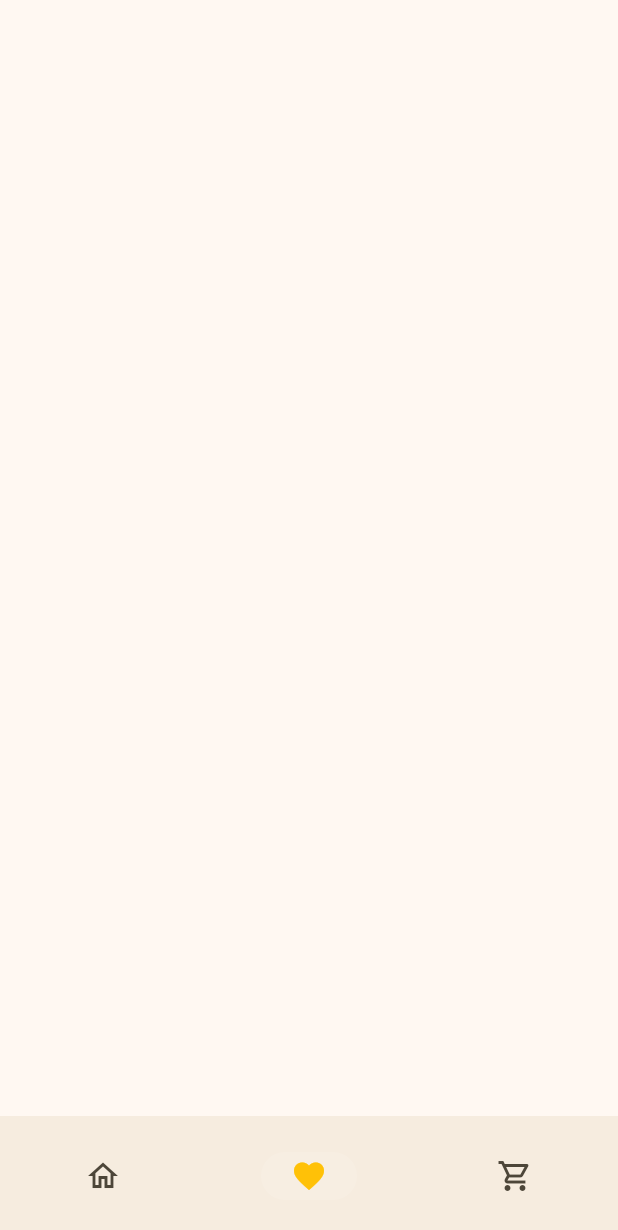
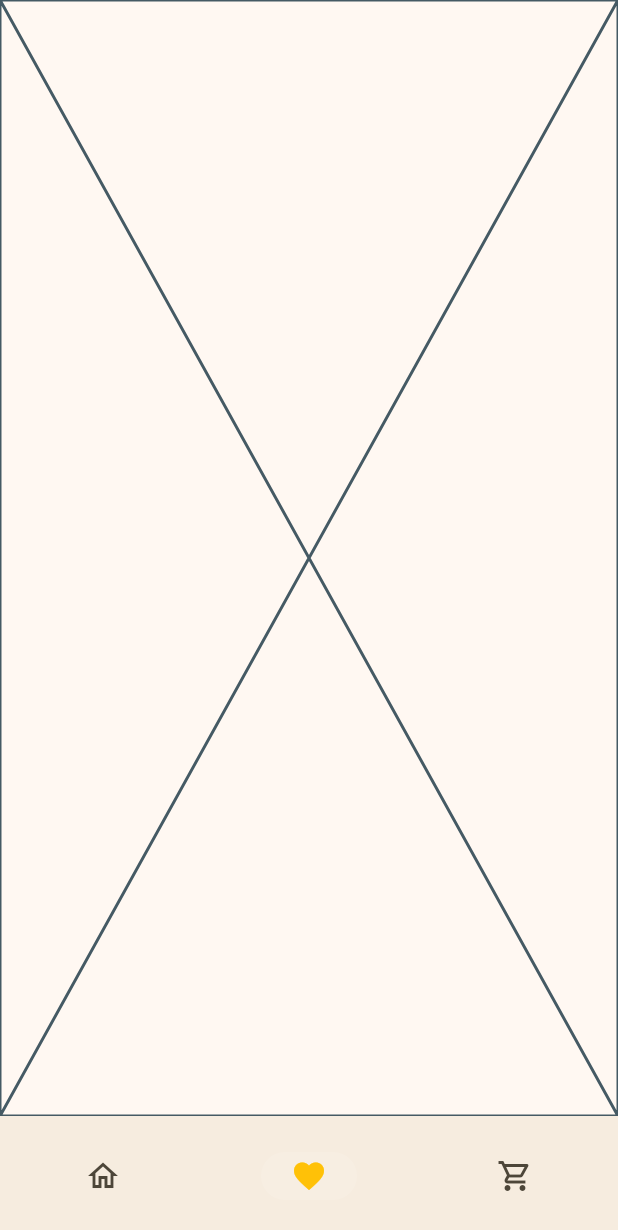
Before and after one commit to Matheo-delaunay/imt-framework-front, a Flutter app: the screen it shows after launch, item 2 of the bottom bar chosen, on a phone screen of 412 x 824 dp. Shown: the top 1230 px of the screen. Run offline on Flutter 3.47's test engine with Material 2 defaults, Android fonts, the phone set to English and light mode, and no system bars.

Commit message:
feat: change page when click on icon

```diff
--- a/lib/views/home_nav_bar.dart
+++ b/lib/views/home_nav_bar.dart
@@ -1,4 +1,5 @@
 import 'package:flutter/material.dart';
+import 'package:imt_framework_front/views/dishes_page.dart';
 import 'package:provider/provider.dart';
 
 import '../main.dart';
@@ -15,9 +16,27 @@ class _HomeNavBarState extends State<HomeNavBar> {
   @override
   Widget build(BuildContext context) {
 
+    Widget page;
+
+    switch (currentPageIndex) {
+      case 0:
+        page = DishesPage();
+        break;
+      case 1:
+        page = Placeholder();
+        break;
+      case 2:
+        page = Placeholder();
+        break;
+      case 3:
+        page = Placeholder();
+        break;
+      default:
+        throw UnimplementedError('no widget for $currentPageIndex');
+    }
+
     return  Scaffold(
-            bottomNavigationBar: Container(
-              child: NavigationBar(
+            bottomNavigationBar: NavigationBar(
                 onDestinationSelected: (int index) {
                   setState(() {
                     currentPageIndex = index;
@@ -49,7 +68,9 @@ class _HomeNavBarState extends State<HomeNavBar> {
                   ),
                 ],
               ),
-            ),
+      body: Container(
+        child: page,
+      ),
     );
   }
 }
```
Also changed, not shown: analysis_options.yaml (+1 -24 lines).
